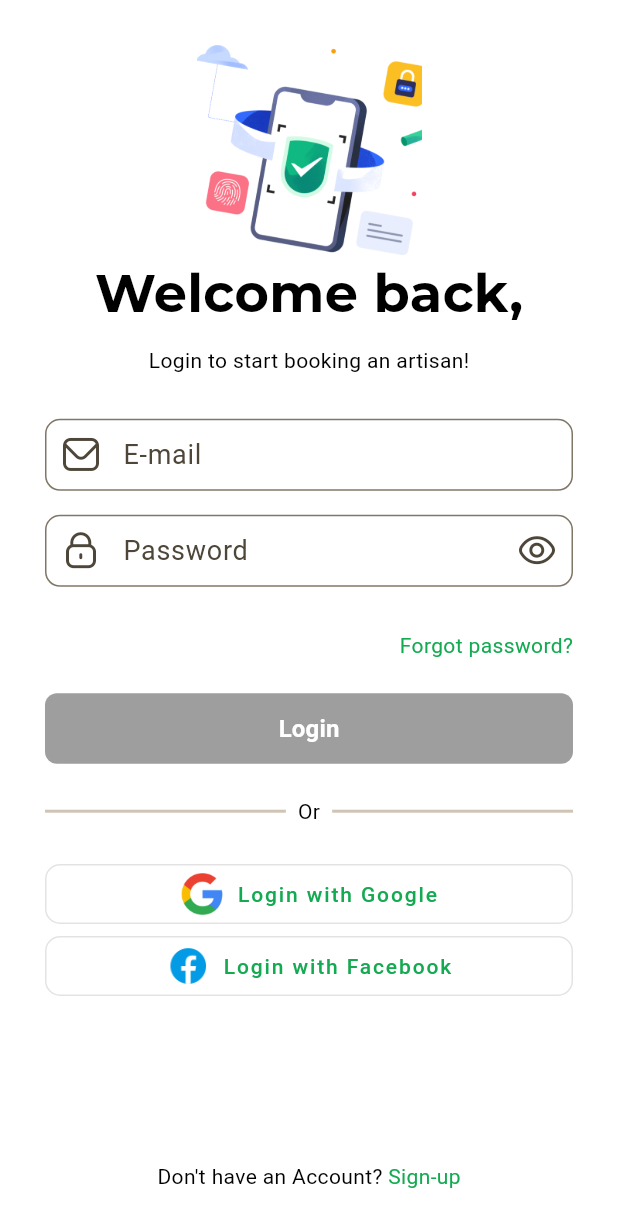
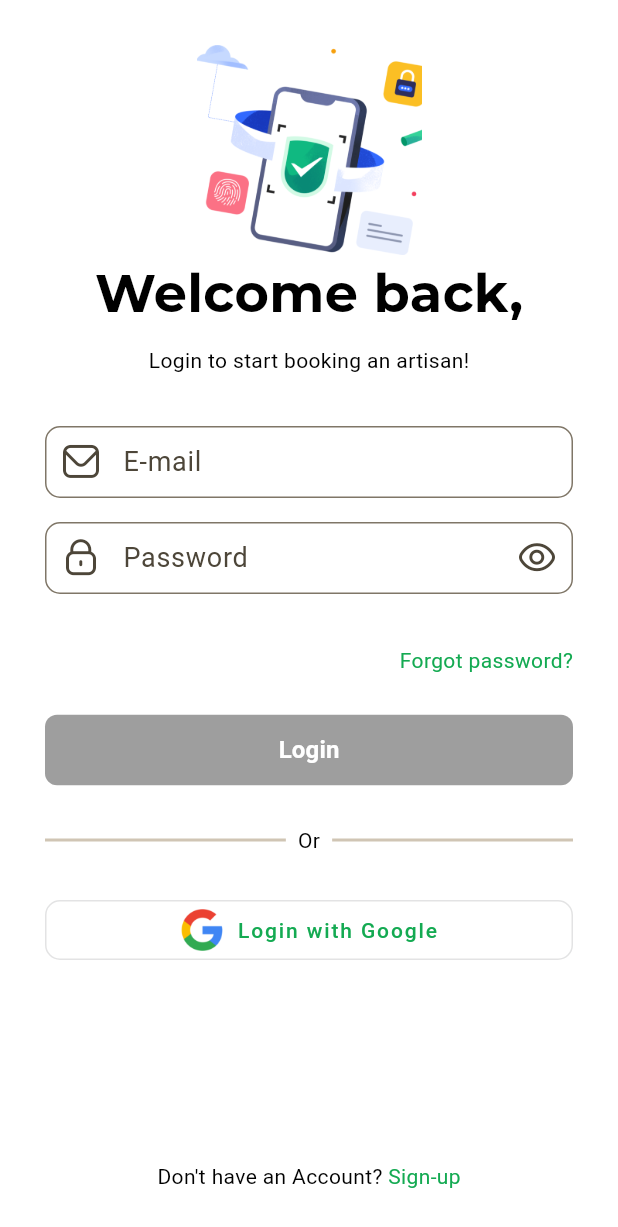
Before and after one commit to Awesomewsdm/service_masters, a Flutter app: the SignInScreen screen opened by its route, on a phone screen of 412 x 824 dp. Shown: the top 1227 px of the screen. Run offline on Flutter 3.47's test engine with Material 3 defaults, Android fonts, the phone set to English and light mode, and no system bars; our stand-ins replace auto_route, chat_bubbles, cloud_firestore, equatable, firebase_auth, firebase_core and 19 more; missing offline and left inert: agora_rtc_engine, flutter_google_maps_webservices; accounts and stored records are empty.

Commit message:
Remove Facebook login button

```diff
--- a/lib/sign_in/view/sign_in_screen.dart
+++ b/lib/sign_in/view/sign_in_screen.dart
@@ -211,11 +211,6 @@ class SignInScreen extends StatelessWidget {
                         label: tGoogleLoginLabel,
                         // width: 20.0,
                       ),
-                      const SocialLoginButton(
-                        image: tFacebookLogo,
-                        label: tFacebookLoginLabel,
-                        // width: 28.0,
-                      ),
                       const Spacer(
                         flex: 5,
                       ),
```
